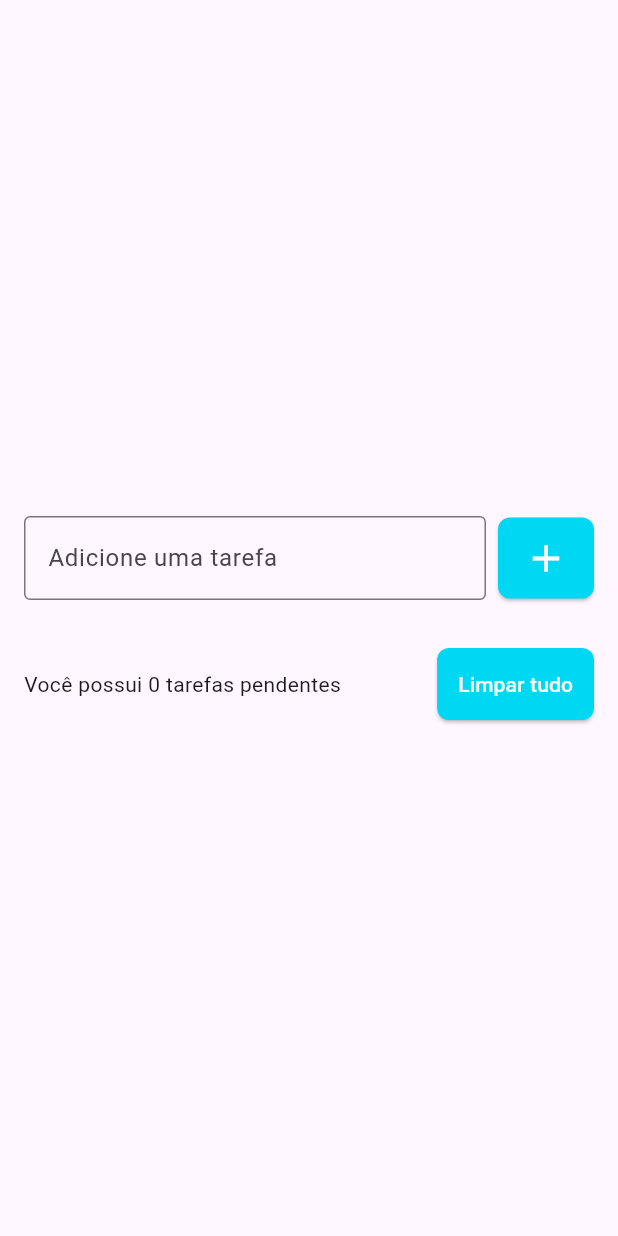
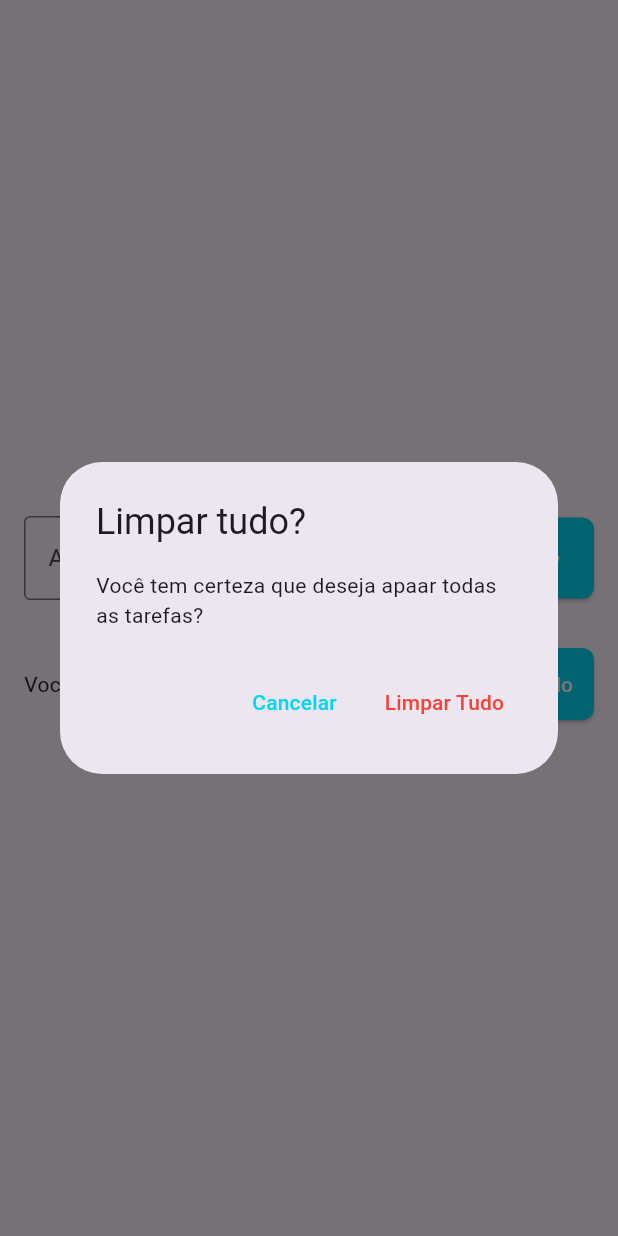
Before and after one commit to silviofrancoms10/todo_list, a Flutter app: the screen it shows after launch, after a tap on "Limpar tudo", on a phone screen of 412 x 824 dp. Run offline on Flutter 3.47's test engine with Material 3 defaults, Android fonts, the phone set to English and light mode, and no system bars; our stand-ins replace flutter_slidable.

Commit message:
Criando uma AlertDialog para confirmar ou cancelar uma ação

```diff
--- a/lib/pages/task_list_page.dart
+++ b/lib/pages/task_list_page.dart
@@ -102,7 +102,7 @@ class _TaskListPageState extends State<TaskListPage> {
                       width: 8,
                     ),
                     ElevatedButton(
-                      onPressed: () {},
+                      onPressed: showDeleteTasksConfirmationDialog,
                       child: Text("Limpar tudo"),
                       style: ElevatedButton.styleFrom(
                         shape: RoundedRectangleBorder(
@@ -148,4 +148,40 @@ class _TaskListPageState extends State<TaskListPage> {
       duration: Duration(seconds: 5),
     ));
   }
+
+  void showDeleteTasksConfirmationDialog() {
+    showDialog(
+      context: context,
+      builder: (context) => AlertDialog(
+        title: Text('Limpar tudo?'),
+        content: Text('Você tem certeza que deseja apaar todas as tarefas?'),
+        actions: [
+          TextButton(
+            onPressed: () => Navigator.of(context).pop(),
+            style: TextButton.styleFrom(foregroundColor: Color(0xff00d7f3)),
+            child: Text(
+              'Cancelar',
+              // style: TextStyle(color: Colors.white),
+            ),
+          ),
+          TextButton(
+            onPressed: () {
+              Navigator.of(context).pop();
+              deleteAllTasks();
+            },
+            child: Text(
+              'Limpar Tudo',
+              style: TextStyle(color: Colors.red),
+            ),
+          ),
+        ],
+      ),
+    );
+  }
+
+  void deleteAllTasks() {
+    setState(() {
+      tasks.clear();
+    });
+  }
 }
```
